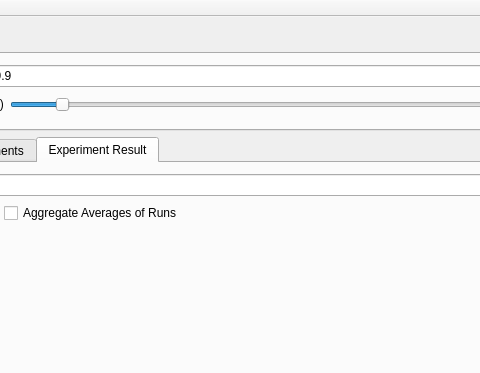
First picture: the form in odroidreader.ui, repository TUD-OS/OdroidReader, before the edit; both pictures show x 140 to 620 and y 0 to 373 of the 920 by 684 pixel window.
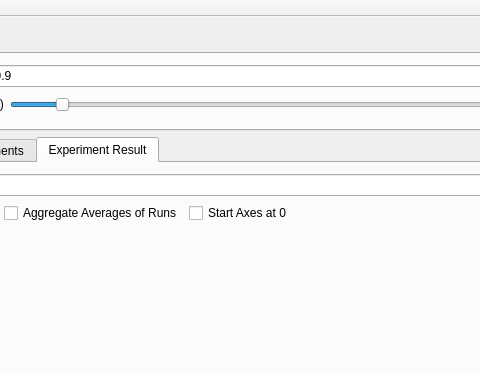
Second picture: the form after the edit. The open tabs and pages were chosen to show the change. Custom widgets are drawn as their Qt base class.

```diff
--- a/odroidreader.ui
+++ b/odroidreader.ui
@@ -869,6 +869,13 @@
               </property>
              </widget>
             </item>
+            <item>
+             <widget class="QCheckBox" name="axisFromZero">
+              <property name="text">
+               <string>Start Axes at 0</string>
+              </property>
+             </widget>
+            </item>
             <item>
              <spacer name="horizontalSpacer_3">
               <property name="orientation">
```
Left out of the diff: 2 changed lines with no effect on the pictures.
